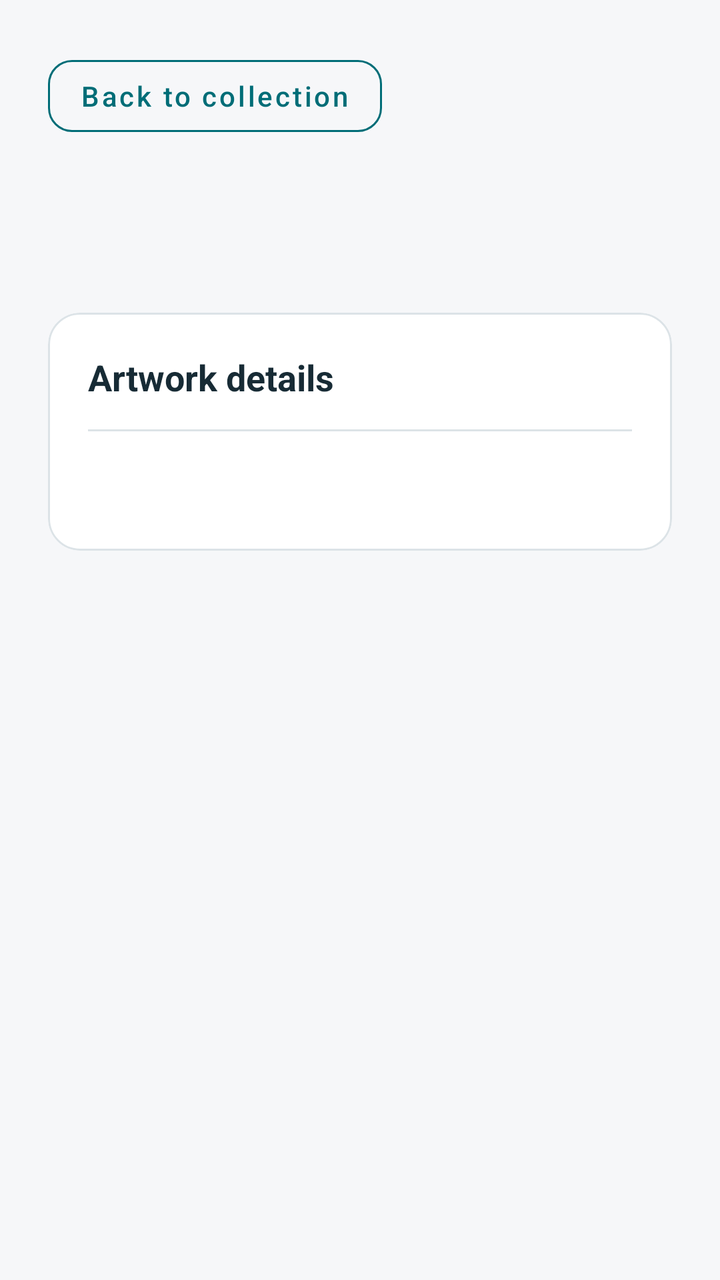
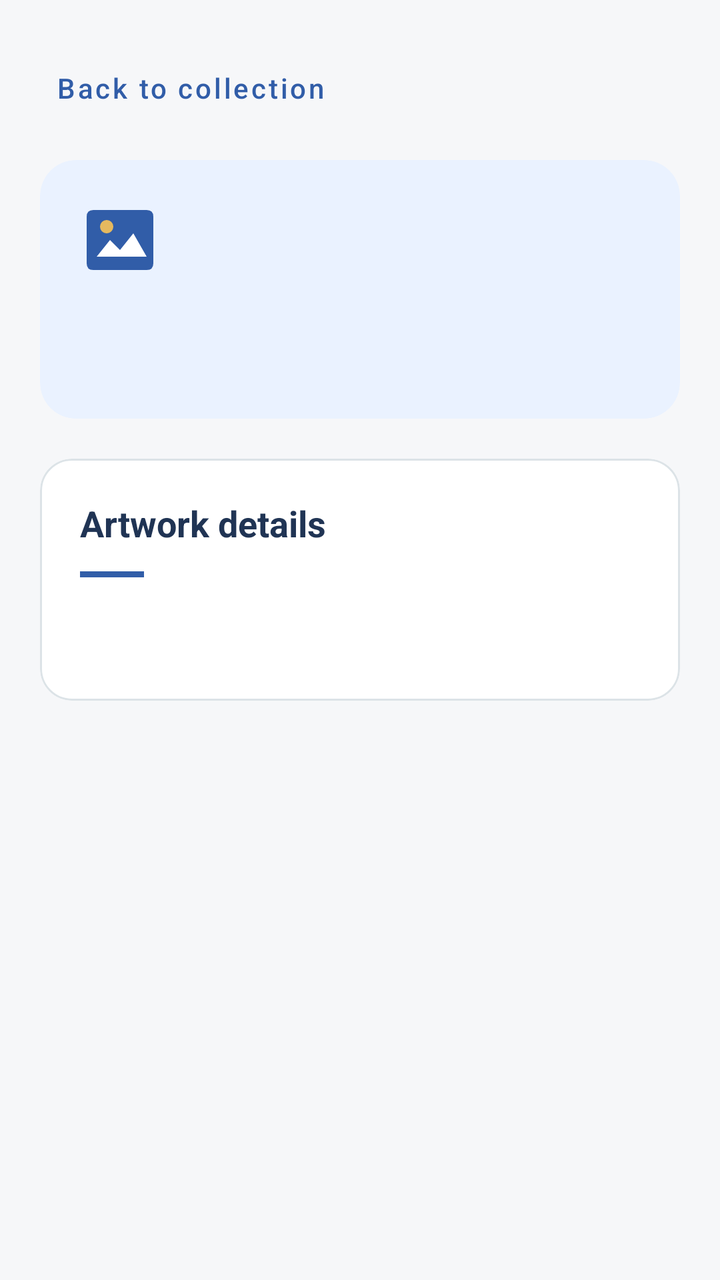

An Android layout rendered at two revisions. The XML below is the earlier revision; the diff shows what the commit changed to produce the second picture.
<!-- AndroidManifest.xml: application theme Theme.ArtGallery -->
<!-- res/layout/fragment_details.xml -->
<?xml version="1.0" encoding="utf-8"?>
<ScrollView xmlns:android="http://schemas.android.com/apk/res/android"
    xmlns:app="http://schemas.android.com/apk/res-auto"
    android:layout_width="match_parent"
    android:layout_height="match_parent"
    android:background="#F6F7F9"
    android:fillViewport="true">

    <LinearLayout
        android:layout_width="match_parent"
        android:layout_height="wrap_content"
        android:orientation="vertical"
        android:padding="24dp">

        <com.google.android.material.button.MaterialButton
            android:id="@+id/back"
            style="@style/Widget.MaterialComponents.Button.OutlinedButton"
            android:layout_width="wrap_content"
            android:layout_height="wrap_content"
            android:text="@string/back"
            android:textAllCaps="false"
            android:textColor="#006D77"
            android:minHeight="48dp"
            app:strokeColor="#006D77"
            app:cornerRadius="12dp" />

        <TextView
            android:id="@+id/title"
            android:layout_width="match_parent"
            android:layout_height="wrap_content"
            android:layout_marginTop="24dp"
            android:layout_marginBottom="20dp"
            android:textSize="30sp"
            android:textStyle="bold"
            android:textColor="#172B35" />

        <com.google.android.material.card.MaterialCardView
            android:layout_width="match_parent"
            android:layout_height="wrap_content"
            app:cardBackgroundColor="#FFFFFF"
            app:cardCornerRadius="16dp"
            app:cardElevation="0dp"
            app:strokeColor="#DCE3E7"
            app:strokeWidth="1dp">

            <LinearLayout
                android:layout_width="match_parent"
                android:layout_height="wrap_content"
                android:orientation="vertical"
                android:padding="20dp">

                <TextView
                    android:layout_width="match_parent"
                    android:layout_height="wrap_content"
                    android:text="@string/details"
                    android:textSize="18sp"
                    android:textStyle="bold"
                    android:textColor="#172B35" />

                <View
                    android:layout_width="match_parent"
                    android:layout_height="1dp"
                    android:layout_marginTop="14dp"
                    android:layout_marginBottom="18dp"
                    android:background="#DCE3E7"
                    android:importantForAccessibility="no" />

                <TextView
                    android:id="@+id/fields"
                    android:layout_width="match_parent"
                    android:layout_height="wrap_content"
                    android:textSize="16sp"
                    android:textColor="#52616B"
                    android:lineSpacingExtra="5dp"
                    android:textIsSelectable="true" />

            </LinearLayout>

        </com.google.android.material.card.MaterialCardView>

    </LinearLayout>

</ScrollView>
<!-- resources referenced by this layout -->
<resources>
  <string name="back">Back to collection</string>
  <string name="details">Artwork details</string>
  <style name="Theme.ArtGallery" parent="Theme.MaterialComponents.DayNight.NoActionBar">
          <item name="colorPrimary">#006D77</item>
          <item name="colorPrimaryVariant">#004F56</item>
          <item name="colorOnPrimary">#FFFFFF</item>
          <item name="colorSecondary">#006D77</item>
      </style>
</resources>

<!-- the commit's change to res/layout/fragment_details.xml (unified diff, before → after) -->
@@ -10,29 +10,52 @@
         android:layout_width="match_parent"
         android:layout_height="wrap_content"
         android:orientation="vertical"
-        android:padding="24dp">
+        android:padding="20dp">
 
         <com.google.android.material.button.MaterialButton
             android:id="@+id/back"
-            style="@style/Widget.MaterialComponents.Button.OutlinedButton"
+            style="@style/Widget.MaterialComponents.Button.TextButton"
             android:layout_width="wrap_content"
             android:layout_height="wrap_content"
+            android:minHeight="48dp"
             android:text="@string/back"
             android:textAllCaps="false"
-            android:textColor="#006D77"
-            android:minHeight="48dp"
-            app:strokeColor="#006D77"
+            android:textColor="#315DA8"
             app:cornerRadius="12dp" />
 
-        <TextView
-            android:id="@+id/title"
+        <com.google.android.material.card.MaterialCardView
             android:layout_width="match_parent"
             android:layout_height="wrap_content"
-            android:layout_marginTop="24dp"
+            android:layout_marginTop="12dp"
             android:layout_marginBottom="20dp"
-            android:textSize="30sp"
-            android:textStyle="bold"
-            android:textColor="#172B35" />
+            app:cardBackgroundColor="#EAF2FF"
+            app:cardCornerRadius="18dp"
+            app:cardElevation="0dp">
+
+            <LinearLayout
+                android:layout_width="match_parent"
+                android:layout_height="wrap_content"
+                android:orientation="vertical"
+                android:padding="20dp">
+
+                <ImageView
+                    android:layout_width="40dp"
+                    android:layout_height="40dp"
+                    android:src="@drawable/ic_gallery"
+                    android:importantForAccessibility="no" />
+
+                <TextView
+                    android:id="@+id/title"
+                    android:layout_width="match_parent"
+                    android:layout_height="wrap_content"
+                    android:layout_marginTop="12dp"
+                    android:textSize="28sp"
+                    android:textStyle="bold"
+                    android:textColor="#203454" />
+
+            </LinearLayout>
+
+        </com.google.android.material.card.MaterialCardView>
 
         <com.google.android.material.card.MaterialCardView
             android:layout_width="match_parent"
@@ -55,14 +78,14 @@
                     android:text="@string/details"
                     android:textSize="18sp"
                     android:textStyle="bold"
-                    android:textColor="#172B35" />
+                    android:textColor="#203454" />
 
                 <View
-                    android:layout_width="match_parent"
-                    android:layout_height="1dp"
-                    android:layout_marginTop="14dp"
-                    android:layout_marginBottom="18dp"
-                    android:background="#DCE3E7"
+                    android:layout_width="32dp"
+                    android:layout_height="3dp"
+                    android:layout_marginTop="12dp"
+                    android:layout_marginBottom="20dp"
+                    android:background="#315DA8"
                     android:importantForAccessibility="no" />
 
                 <TextView
@@ -70,8 +93,8 @@
                     android:layout_width="match_parent"
                     android:layout_height="wrap_content"
                     android:textSize="16sp"
-                    android:textColor="#52616B"
-                    android:lineSpacingExtra="5dp"
+                    android:textColor="#52647D"
+                    android:lineSpacingExtra="4dp"
                     android:textIsSelectable="true" />
 
             </LinearLayout>
<!-- resource entries referenced after the edit -->
@@ -1,5 +1,25 @@
 <!-- resources referenced by this layout -->
 <resources>
+  <!-- drawable ic_gallery (drawable) -->
+  <vector xmlns:android="http://schemas.android.com/apk/res/android"
+      android:width="56dp"
+      android:height="56dp"
+      android:viewportWidth="24"
+      android:viewportHeight="24">
+  
+      <path
+          android:fillColor="#315DA8"
+          android:pathData="M4,3H20Q22,3 22,5V19Q22,21 20,21H4Q2,21 2,19V5Q2,3 4,3Z" />
+  
+      <path
+          android:fillColor="#FFFFFF"
+          android:pathData="M5,17L9,12L12,15L16,10L20,17Z" />
+  
+      <path
+          android:fillColor="#E5B95F"
+          android:pathData="M6,8a2,2 0,1 0,4 0a2,2 0,1 0,-4 0" />
+  
+  </vector>
   <string name="back">Back to collection</string>
   <string name="details">Artwork details</string>
   <style name="Theme.ArtGallery" parent="Theme.MaterialComponents.DayNight.NoActionBar">
